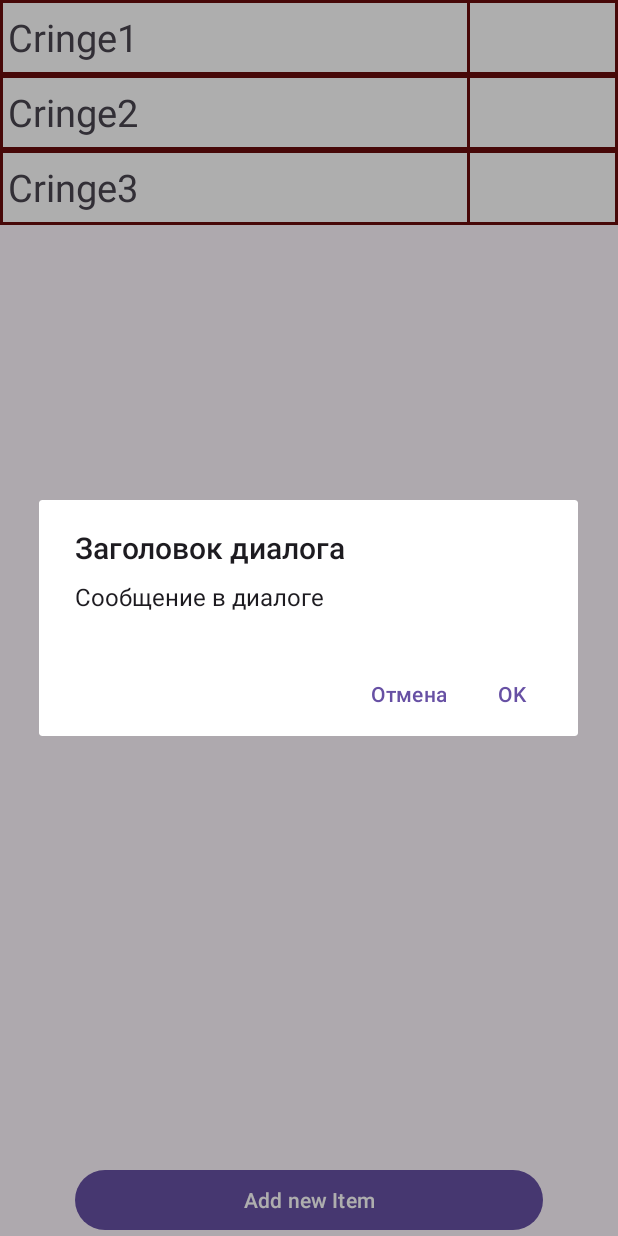
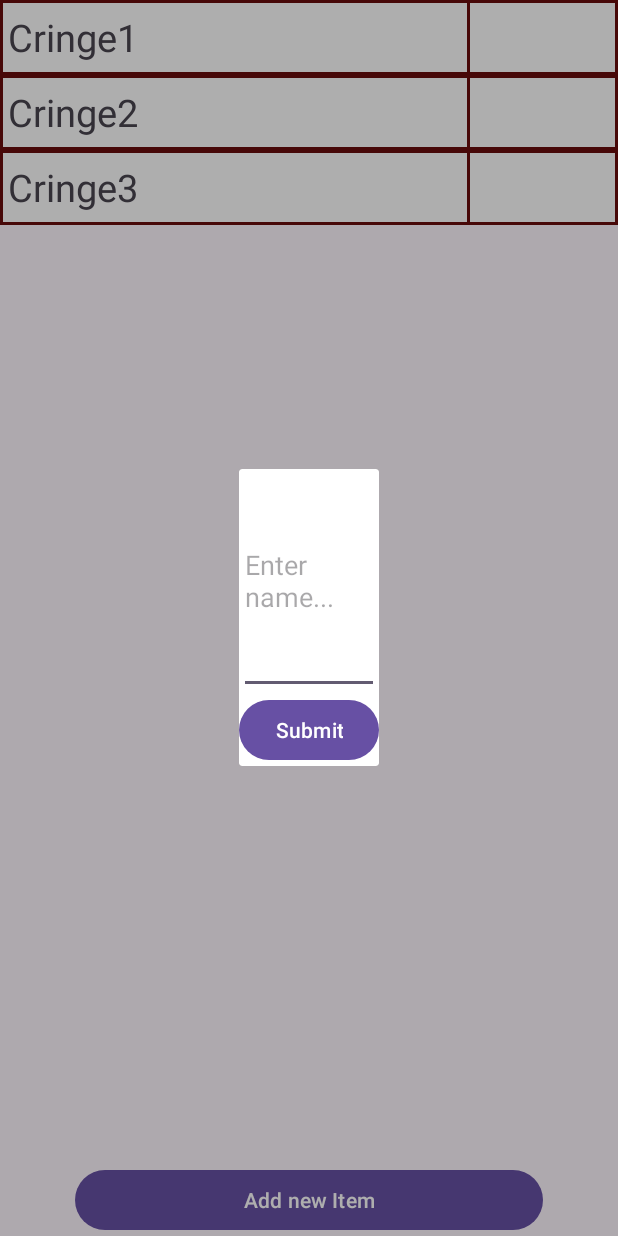
Before and after one commit to ChainikLucifera/Shop, an Android app: the screen it shows after launch (MainActivity), after a tap on "Add new Item", on a phone screen of 412 x 824 dp. Run offline under Robolectric (Android 15) with nearby library versions, the phone set to English and light mode, and no system bars.

Commit message:
Adding item into RV using DialogFragment

```diff
--- a/app/src/main/java/com/example/shop/MainActivity.kt
+++ b/app/src/main/java/com/example/shop/MainActivity.kt
@@ -1,8 +1,6 @@
 package com.example.shop
 
 import android.os.Bundle
-import android.util.Log
-import android.widget.Button
 import androidx.appcompat.app.AppCompatActivity
 import com.example.shop.databinding.ActivityMainBinding
 import com.example.shop.tools.NewItemDialogFragment
@@ -25,7 +23,7 @@ class MainActivity : AppCompatActivity(), ShopListFragment.ShowDialog {
     /**
      * Просто показывает [NewItemDialogFragment]
      */
-    override fun showDialogFragment(dialogFragment: NewItemDialogFragment){
+    override fun showDialogFragment(dialogFragment: NewItemDialogFragment) {
         dialogFragment.show(supportFragmentManager, "MyDialogFragment")
     }
 
--- a/app/src/main/java/com/example/shop/RecyclerAdapter.kt
+++ b/app/src/main/java/com/example/shop/RecyclerAdapter.kt
@@ -6,7 +6,7 @@ import android.view.ViewGroup
 import androidx.recyclerview.widget.RecyclerView
 import com.example.shop.databinding.ShopItemBinding
 
-class RecyclerAdapter(val items: ArrayList<ShopItem>) :
+class RecyclerAdapter(var items: ArrayList<ShopItem>) :
     RecyclerView.Adapter<RecyclerAdapter.ShopItemViewHolder>() {
 
     class ShopItemViewHolder(private var binding: ShopItemBinding) :
@@ -33,4 +33,13 @@ class RecyclerAdapter(val items: ArrayList<ShopItem>) :
 
         holder.itemName.text = item.getName()
     }
+
+    fun updateRV(items: ArrayList<ShopItem>){
+        this.items = items
+        notifyDataSetChanged()
+    }
+    fun itemAdded(items: ArrayList<ShopItem>){
+        this.items = items
+        notifyItemInserted(items.size)
+    }
 }
--- a/app/src/main/java/com/example/shop/ShopListFragment.kt
+++ b/app/src/main/java/com/example/shop/ShopListFragment.kt
@@ -12,7 +12,7 @@ import androidx.recyclerview.widget.RecyclerView
 import com.example.shop.databinding.FragmentShopListBinding
 import com.example.shop.tools.NewItemDialogFragment
 
-class ShopListFragment : Fragment() {
+class ShopListFragment : Fragment(), NewItemDialogFragment.NewItemListener {
 
     /**
      * Создаём интерфейс и через него используем функцию [showDialogFragment],
@@ -21,6 +21,8 @@ class ShopListFragment : Fragment() {
     private var listener: ShowDialog? = null
     private lateinit var items: ArrayList<ShopItem>
     private lateinit var fragmentBinding: FragmentShopListBinding
+    private lateinit var recyclerView: RecyclerView
+    private lateinit var recyclerAdapter: RecyclerAdapter
 
     interface ShowDialog { // при создании интерфейса, надо его использовать в активности, прописав
                            // в основании класса "..., ShopListFragment.ShowDialog"
@@ -32,6 +34,7 @@ class ShopListFragment : Fragment() {
         super.onCreate(savedInstanceState)
     }
 
+
     override fun onCreateView(
         inflater: LayoutInflater, container: ViewGroup?,
         savedInstanceState: Bundle?
@@ -41,7 +44,11 @@ class ShopListFragment : Fragment() {
 
 
         //вместо view создал binding, так проще
+
+
+
         fragmentBinding = FragmentShopListBinding.inflate(inflater, container, false)
+        recyclerView = fragmentBinding.recyclerView
 
         items = ArrayList<ShopItem>().apply{
             add(ShopItem("Cringe1"))
@@ -49,9 +56,11 @@ class ShopListFragment : Fragment() {
             add(ShopItem("Cringe3"))
         }
 
-        with(fragmentBinding.recyclerView){
+        recyclerAdapter = RecyclerAdapter(items)
+
+        with(recyclerView){
             layoutManager = LinearLayoutManager(requireContext())
-            adapter = RecyclerAdapter(items)
+            adapter = recyclerAdapter
         }
 
         fragmentBinding.addItemBtn.setOnClickListener {
@@ -76,7 +85,14 @@ class ShopListFragment : Fragment() {
 
     private fun createNewItem(){
         val dialogFragment = NewItemDialogFragment()
-        showDialogFragment(dialogFragment)
+
+        dialogFragment.setListener(this)
+        dialogFragment.show(requireActivity().supportFragmentManager,"NewItemDialogFragment")
+    }
+
+    override fun onSubmit(name: String) {
+        items.add(ShopItem(name).also { Log.d("TEST","Added... ${it.getName()} to items") })
+        recyclerAdapter.itemAdded(items)
     }
 
     companion object {
@@ -84,4 +100,6 @@ class ShopListFragment : Fragment() {
         @JvmStatic
         fun newInstance() = ShopListFragment()
     }
+
+
 }
--- a/app/src/main/java/com/example/shop/tools/NewItemDialogFragment.kt
+++ b/app/src/main/java/com/example/shop/tools/NewItemDialogFragment.kt
@@ -1,28 +1,56 @@
 package com.example.shop.tools
 
-import android.app.Dialog
-import android.content.DialogInterface
+import android.content.Context
 import android.os.Bundle
-import androidx.appcompat.app.AlertDialog
+import android.view.LayoutInflater
+import android.view.View
+import android.view.ViewGroup
+import android.view.inputmethod.InputMethodManager
+import android.widget.Button
+import android.widget.EditText
 import androidx.fragment.app.DialogFragment
+import com.example.shop.R
 
 
 /**
  * Отдельный [DialogFragment] для добавления продуктов
  */
 class NewItemDialogFragment : DialogFragment() {
-    override fun onCreateDialog(savedInstanceState: Bundle?): Dialog {
 
-        return AlertDialog.Builder(requireContext()) // возможно dialogFragment не подходит, нужно разобраться
-            .setTitle("Заголовок диалога")
-            .setMessage("Сообщение в диалоге")
-            .setPositiveButton("OK") { _: DialogInterface, _: Int ->
-                // Действие при нажатии на OK
-            }
+    interface NewItemListener {
+        fun onSubmit(name: String)
+    }
 
-            .setNegativeButton("Отмена") { _: DialogInterface, _: Int ->
-                // Действие при нажатии на Отмена
-            }
-            .create()
+    private var listener: NewItemListener? = null
+
+    override fun onCreateView(
+        inflater: LayoutInflater,
+        container: ViewGroup?,
+        savedInstanceState: Bundle?
+    ): View? {
+        return inflater.inflate(R.layout.fragment_new_item, container, false)
+    }
+
+    override fun onViewCreated(view: View, savedInstanceState: Bundle?) {
+        super.onViewCreated(view, savedInstanceState)
+
+        val editText = view.findViewById<EditText>(R.id.editText)
+        val btnSubmit = view.findViewById<Button>(R.id.btnSubmit)
+
+        btnSubmit.setOnClickListener {
+            val inputName = editText.text.toString()
+            listener?.onSubmit(inputName)
+
+            val imm =
+                requireContext().getSystemService(Context.INPUT_METHOD_SERVICE) as InputMethodManager
+            imm.hideSoftInputFromWindow(editText.windowToken, 0) //закрывает клавиатуру, из-за
+            // которой возникала ошибка
+
+            dismiss()
+        }
+    }
+
+    fun setListener(listener: NewItemListener) {
+        this.listener = listener
     }
 }
--- /dev/null
+++ b/app/src/main/res/layout/fragment_new_item.xml
@@ -0,0 +1,21 @@
+<?xml version="1.0" encoding="utf-8"?>
+
+<LinearLayout xmlns:android="http://schemas.android.com/apk/res/android"
+    android:layout_width="match_parent"
+    android:layout_height="match_parent"
+    android:orientation="vertical">
+
+    <EditText
+        android:id="@+id/editText"
+        android:layout_width="match_parent"
+        android:layout_height="150dp"
+        android:autofillHints="@string/hint"
+        android:hint="@string/hint" />
+
+    <Button
+        android:id="@+id/btnSubmit"
+        android:layout_width="wrap_content"
+        android:layout_height="wrap_content"
+        android:gravity="center"
+        android:text="@string/btnText" />
+</LinearLayout>
--- a/app/src/main/res/values/strings.xml
+++ b/app/src/main/res/values/strings.xml
@@ -4,4 +4,6 @@
     <string name="hello_blank_fragment">Hello blank fragment</string>
     <string name="shop_item_default">Shop item</string>
     <string name="btn_text">Add new Item</string>
+    <string name="hint">Enter name...</string>
+    <string name="btnText">Submit</string>
 </resources>
```
